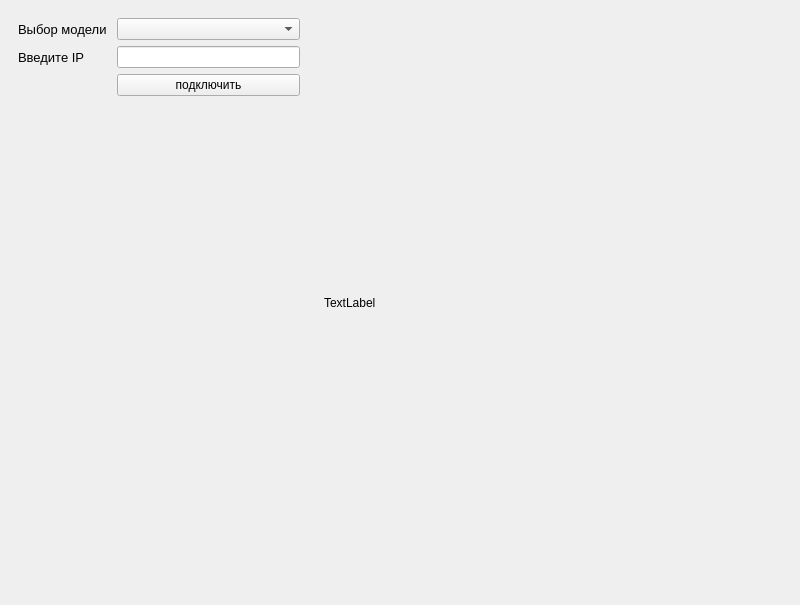
This is disein.ui in saidgadgiev/FlyTech as Qt 5 draws it before an edit. The edited form follows.
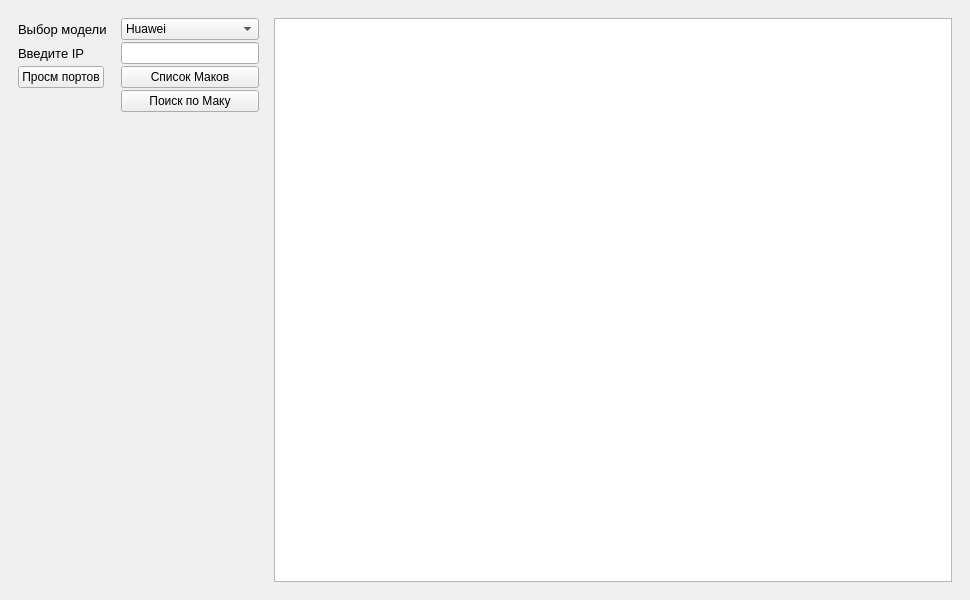
This is the edited form.

Diff of the .ui file:
```diff
--- a/disein.ui
+++ b/disein.ui
@@ -6,8 +6,8 @@
    <rect>
     <x>0</x>
     <y>0</y>
-    <width>800</width>
-    <height>605</height>
+    <width>970</width>
+    <height>600</height>
    </rect>
   </property>
   <property name="minimumSize">
@@ -22,14 +22,38 @@
   <widget class="QWidget" name="centralwidget">
    <layout class="QHBoxLayout" name="horizontalLayout_2">
     <item>
+     <widget class="QWidget" name="widget_2" native="true">
+      <property name="maximumSize">
+       <size>
+        <width>16777215</width>
+        <height>16777215</height>
+       </size>
+      </property>
+      <layout class="QHBoxLayout" name="horizontalLayout">
+       <item>
      <widget class="QWidget" name="widget" native="true">
       <property name="maximumSize">
        <size>
-        <width>300</width>
+           <width>250</width>
         <height>16777215</height>
        </size>
       </property>
       <layout class="QFormLayout" name="formLayout">
+          <property name="horizontalSpacing">
+           <number>10</number>
+          </property>
+          <property name="verticalSpacing">
+           <number>2</number>
+          </property>
+          <property name="leftMargin">
+           <number>0</number>
+          </property>
+          <property name="topMargin">
+           <number>0</number>
+          </property>
+          <property name="bottomMargin">
+           <number>10</number>
+          </property>
        <item row="0" column="0">
         <widget class="QLabel" name="label">
          <property name="font">
@@ -43,7 +67,23 @@
         </widget>
        </item>
        <item row="0" column="1">
-        <widget class="QComboBox" name="commutatorCBox"/>
+           <widget class="QComboBox" name="commutatorCBox">
+            <item>
+             <property name="text">
+              <string>Huawei</string>
+             </property>
+            </item>
+            <item>
+             <property name="text">
+              <string>D-Link</string>
+             </property>
+            </item>
+            <item>
+             <property name="text">
+              <string>SNR</string>
+             </property>
+            </item>
+           </widget>
        </item>
        <item row="1" column="0">
         <widget class="QLabel" name="label_2">
@@ -60,10 +100,24 @@
        <item row="1" column="1">
         <widget class="QLineEdit" name="ipAddressEdit"/>
        </item>
+          <item row="2" column="0">
+           <widget class="QPushButton" name="interfBTN">
+            <property name="text">
+             <string>Просм портов</string>
+            </property>
+           </widget>
+          </item>
        <item row="2" column="1">
         <widget class="QPushButton" name="connectBTN">
          <property name="text">
-          <string>подключить</string>
+             <string>Список Маков</string>
+            </property>
+           </widget>
+          </item>
+          <item row="3" column="1">
+           <widget class="QPushButton" name="serchMacBTN">
+            <property name="text">
+             <string>Поиск по Маку</string>
          </property>
         </widget>
        </item>
@@ -71,18 +125,11 @@
      </widget>
     </item>
     <item>
-     <widget class="QWidget" name="widget_2" native="true">
-      <property name="maximumSize">
-       <size>
-        <width>16777215</width>
-        <height>16777215</height>
-       </size>
-      </property>
-      <layout class="QHBoxLayout" name="horizontalLayout">
-       <item>
-        <widget class="QLabel" name="label_3">
-         <property name="text">
-          <string>TextLabel</string>
+        <widget class="QTextEdit" name="resultEdit">
+         <property name="font">
+          <font>
+           <pointsize>10</pointsize>
+          </font>
          </property>
         </widget>
        </item>
```
Left out of the diff: 2 changed lines with no effect on the pictures. Lines whose indentation alone changed are shown as unchanged.
